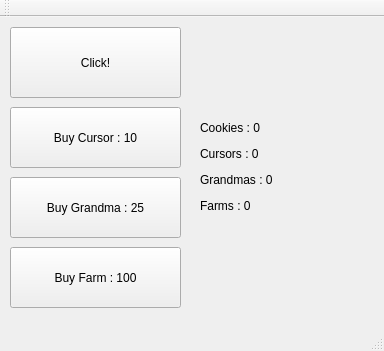
Before: the Qt Designer form mainwindow.ui in antopiahk/CookieClicker, drawn with Qt 5.
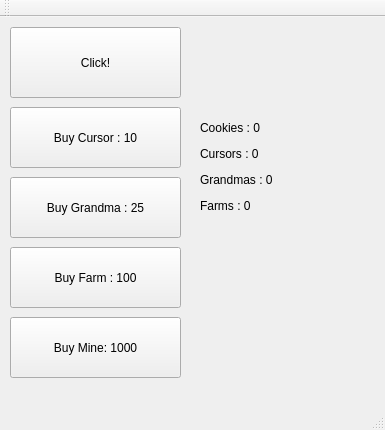
After: the same form once the commit is applied.

The edit to the form file:
```diff
--- a/mainwindow.ui
+++ b/mainwindow.ui
@@ -6,8 +6,8 @@
    <rect>
     <x>0</x>
     <y>0</y>
-    <width>384</width>
-    <height>351</height>
+    <width>385</width>
+    <height>430</height>
    </rect>
   </property>
   <property name="windowTitle">
@@ -79,6 +79,22 @@
      <string>&lt;html&gt;&lt;head/&gt;&lt;body&gt;&lt;p&gt;Cookies : 0&lt;/p&gt;&lt;p&gt;Cursors : 0&lt;/p&gt;&lt;p&gt;Grandmas : 0&lt;/p&gt;&lt;p&gt;Farms : 0&lt;/p&gt;&lt;/body&gt;&lt;/html&gt;</string>
     </property>
    </widget>
+   <widget class="QPushButton" name="button_mine">
+    <property name="geometry">
+     <rect>
+      <x>10</x>
+      <y>300</y>
+      <width>171</width>
+      <height>61</height>
+     </rect>
+    </property>
+    <property name="toolTip">
+     <string>Gives 50 cookies per second.</string>
+    </property>
+    <property name="text">
+     <string>Buy Mine: 1000</string>
+    </property>
+   </widget>
   </widget>
   <widget class="QMenuBar" name="menuBar">
    <property name="geometry">
```
Left out of the diff: 11 changed lines with no effect on the pictures.
